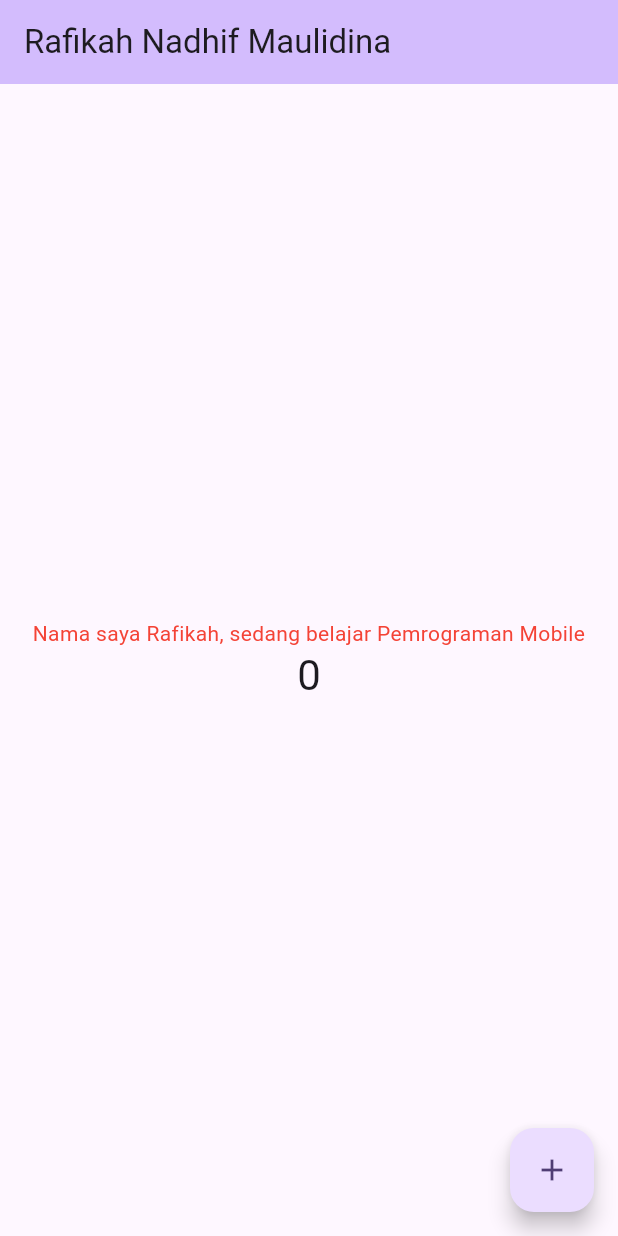
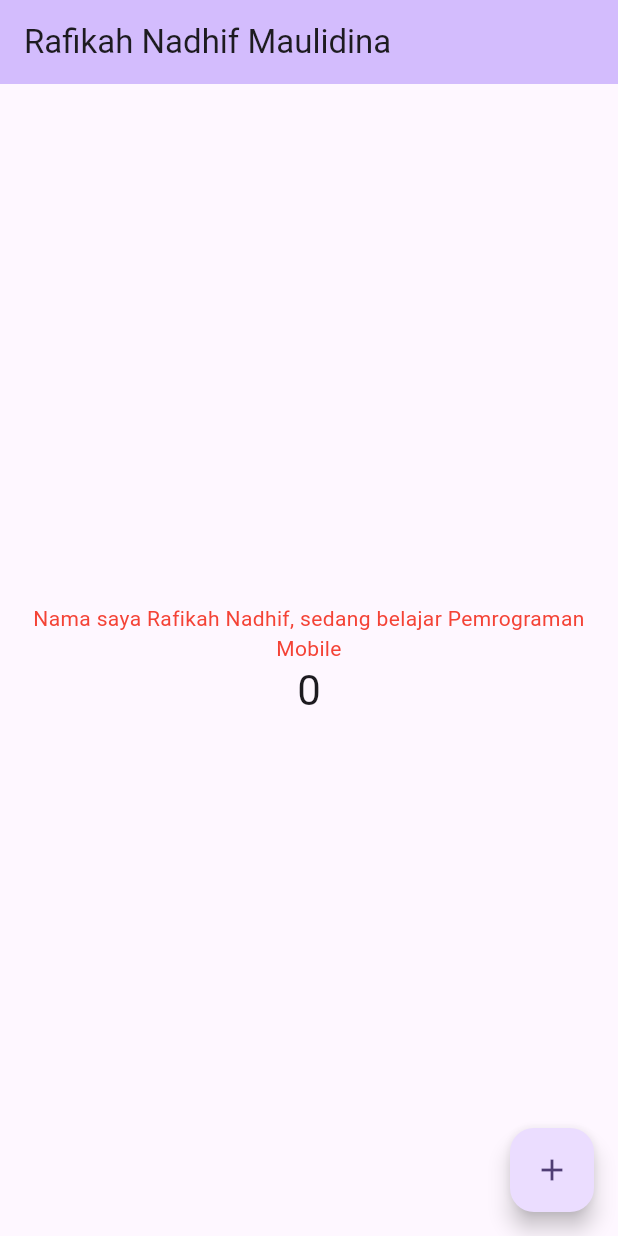
Before and after one commit to r4fikah/Flutter-Fundamental-Latihan1, a Flutter app: the screen it shows after launch, on a phone screen of 412 x 824 dp. Run offline on Flutter 3.47's test engine with Material 3 defaults, Android fonts, the phone set to English and light mode, and no system bars.

Commit message:
gambar 3

```diff
--- a/lib/basic_widgets/text_widget.dart
+++ b/lib/basic_widgets/text_widget.dart
@@ -1,13 +1,14 @@
 import 'package:flutter/material.dart';
 
 class MyTextWidget extends StatelessWidget {
-  const MyTextWidget({Key? key}) : super(key: key);
+  const MyTextWidget({super.key});
 
   @override
   Widget build(BuildContext context) {
     return const Text(
-      "Nama saya Rafikah, sedang belajar Pemrograman Mobile",
+      "Nama saya Rafikah Nadhif, sedang belajar Pemrograman Mobile",
       style: TextStyle(color: Colors.red, fontSize: 14),
-      textAlign: TextAlign.center);
+      textAlign: TextAlign.center,
+    );
   }
 }
--- a/pubspec.yaml
+++ b/pubspec.yaml
@@ -51,15 +51,15 @@ dev_dependencies:
 
 # The following section is specific to Flutter packages.
 flutter:
+  uses-material-design: true
 
   # The following line ensures that the Material Icons font is
   # included with your application, so that you can use the icons in
   # the material Icons class.
-  uses-material-design: true
 
   # To add assets to your application, add an assets section, like this:
-  # assets:
-  #   - images/a_dot_burr.jpeg
+  assets:
+  - assets/logo.jpg
   #   - images/a_dot_ham.jpeg
 
   # An image asset can refer to one or more resolution-specific "variants", see
```
Also changed, not shown: lib/basic_widgets/image_widget.dart (added, +12 -0 lines), assets/logo.jpg (added), images/3.png (added), 1 other file.
